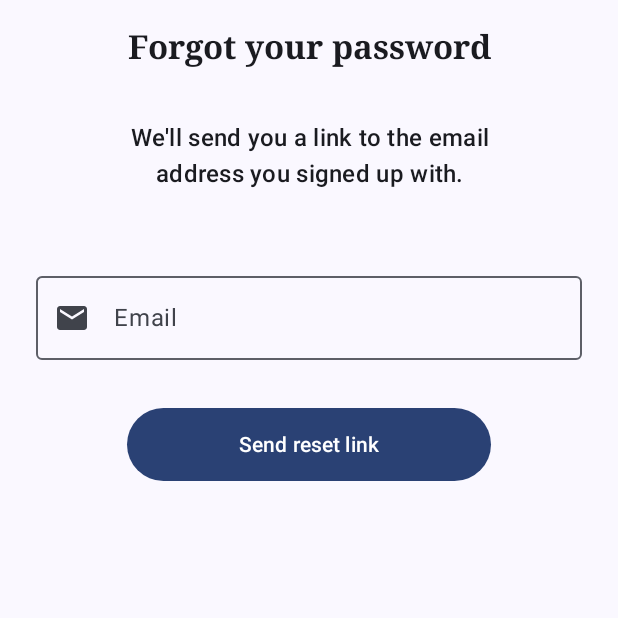
After one commit to Lovrek5353/CoinTrail, an Android app built with Jetpack Compose: the ForgotPasswordScreen screen opened through its navigation route, on a phone screen of 412 x 824 dp, the top half of it. The commit adds this screen. Run offline under Robolectric (Android 15) with nearby library versions, the phone set to English and light mode, and no system bars; our stand-ins replace Firebase (no records; nobody signed in at launch, a user with empty details on screens opened directly).

Commit message:
Added forgot password functionality

```diff
--- a/app/src/main/java/com/example/cointrail/navigation/Navigation.kt
+++ b/app/src/main/java/com/example/cointrail/navigation/Navigation.kt
@@ -11,6 +11,7 @@ import androidx.navigation.compose.rememberNavController
 import androidx.navigation.navArgument
 import com.example.cointrail.screens.CategoriesScreen
 import com.example.cointrail.screens.CategoryScreen
+import com.example.cointrail.screens.ForgotPasswordScreen
 import com.example.cointrail.screens.LoginScreen
 import com.example.cointrail.screens.MainScreen
 import com.example.cointrail.screens.SavingPocketEditorScreen
@@ -169,6 +170,15 @@ fun Navigation(startRoute: String) {
                 }
             )
         }
+        composable(route = Screen.ForgotPasswordScreen.route) {
+            ForgotPasswordScreen(
+                viewModel = koinViewModel<LoginViewModel>(),
+                onForgotPasswordClick = {
+                    navController.navigate(Screen.LoginScreen.route) {
+                        popUpTo(Screen.ForgotPasswordScreen.route) { inclusive = true }
+                    }}
+            )
+        }
 
     }
 }
--- a/app/src/main/java/com/example/cointrail/navigation/Screen.kt
+++ b/app/src/main/java/com/example/cointrail/navigation/Screen.kt
@@ -38,4 +38,5 @@ sealed class Screen (val route: String) {
             "saving_pocket_transaction_editor_screen/${URLEncoder.encode(savingPocketID, "UTF-8")}"
     }
     data object SignUpScreen: Screen("sign_up_screen")
+    data object ForgotPasswordScreen: Screen("forgot_password_screen")
 }
--- a/app/src/main/java/com/example/cointrail/repository/Repository.kt
+++ b/app/src/main/java/com/example/cointrail/repository/Repository.kt
@@ -40,6 +40,8 @@ interface Repository {
     suspend fun emailSignUp(email: String, password: String): Result<Unit>
     fun signOut()
 
+    suspend fun sendPasswordResetEmail(email: String): Result<Unit>
+
     fun getTabs(): SharedFlow<List<Tab>>
     fun getTab(tabId: String): SharedFlow<Tab>
     suspend fun addTab(tab: Tab)
--- /dev/null
+++ b/app/src/main/java/com/example/cointrail/screens/ForgotPasswordScreen.kt
@@ -0,0 +1,146 @@
+package com.example.cointrail.screens
+
+import android.annotation.SuppressLint
+import androidx.compose.foundation.layout.Arrangement
+import androidx.compose.foundation.layout.Spacer
+import androidx.compose.foundation.layout.aspectRatio
+import androidx.compose.foundation.layout.fillMaxSize
+import androidx.compose.foundation.layout.fillMaxWidth
+import androidx.compose.foundation.layout.height
+import androidx.compose.foundation.layout.padding
+import androidx.compose.foundation.lazy.LazyColumn
+import androidx.compose.foundation.text.KeyboardOptions
+import androidx.compose.material.icons.Icons
+import androidx.compose.material.icons.filled.Email
+import androidx.compose.material3.Button
+import androidx.compose.material3.CenterAlignedTopAppBar
+import androidx.compose.material3.ExperimentalMaterial3Api
+import androidx.compose.material3.Icon
+import androidx.compose.material3.MaterialTheme
+import androidx.compose.material3.OutlinedTextField
+import androidx.compose.material3.Scaffold
+import androidx.compose.material3.SnackbarHostState
+import androidx.compose.material3.Text
+import androidx.compose.runtime.Composable
+import androidx.compose.runtime.LaunchedEffect
+import androidx.compose.runtime.remember
+import androidx.compose.ui.Alignment
+import androidx.compose.ui.Modifier
+import androidx.compose.ui.res.dimensionResource
+import androidx.compose.ui.res.stringResource
+import androidx.compose.ui.text.input.KeyboardCapitalization
+import androidx.compose.ui.text.input.KeyboardType
+import androidx.compose.ui.text.style.TextAlign
+import androidx.compose.ui.tooling.preview.Preview
+import com.example.cointrail.R
+import com.example.cointrail.navigation.Screen
+import com.example.cointrail.repository.RepositoryImpl
+import com.example.cointrail.ui.theme.CoinTrailTheme
+import com.example.cointrail.viewModels.LoginViewModel
+import kotlinx.coroutines.flow.collectLatest
+
+@OptIn(ExperimentalMaterial3Api::class)
+@Composable
+fun ForgotPasswordScreen(
+    viewModel: LoginViewModel,
+    modifier: Modifier =Modifier,
+    onForgotPasswordClick: () -> Unit
+    ){
+    val snackbarHostState=remember{SnackbarHostState()}
+    LaunchedEffect(Unit) {
+        viewModel.eventFlow.collectLatest {
+            when (it) {
+                is LoginViewModel.UiEvent.ShowSnackbar -> {
+                    snackbarHostState.showSnackbar(it.message)
+                }
+                LoginViewModel.UiEvent.ForgotPasswordSuccess -> {
+                    onForgotPasswordClick()
+                }
+                LoginViewModel.UiEvent.SignUpSuccess -> {}
+            }
+        }
+    }
+
+    Scaffold(
+      topBar = {
+          CenterAlignedTopAppBar(
+              title = { Text(text = stringResource(R.string.forgotYourPassword)) }
+          )
+      }
+    ) {innerPadding ->
+        LazyColumn(
+            modifier = modifier
+                .fillMaxSize()
+                .padding(innerPadding)
+                .padding(horizontal = dimensionResource(R.dimen.padding24)),
+            verticalArrangement = Arrangement.Top, // Items start at the top
+            horizontalAlignment = Alignment.CenterHorizontally // Items are centered horizontally
+        ) {
+            item {
+                Text(
+                    text = "We'll send you a link to the email\naddress you signed up with.",
+                    modifier = Modifier
+                        .fillMaxWidth()
+                        .padding(dimensionResource(R.dimen.padding16)),
+                    style = MaterialTheme.typography.titleMedium,
+                    textAlign = TextAlign.Center
+                )
+            }
+            item {
+                Spacer(modifier=modifier.height(dimensionResource(R.dimen.padding24)))
+            }
+            item {
+                OutlinedTextField(
+                    value = viewModel.forgotEmail,
+                    onValueChange = viewModel::onForgotEmailChange,
+                    label = { Text("Email") },
+                    leadingIcon = {
+                        Icon(
+                            imageVector = Icons.Default.Email,
+                            contentDescription = "Email"
+                        )
+                    },
+                    keyboardOptions = KeyboardOptions(
+                        capitalization = KeyboardCapitalization.None,
+                        keyboardType = KeyboardType.Email
+                    ),
+                    modifier = Modifier
+                        .fillMaxWidth()
+                        .padding(vertical = dimensionResource(R.dimen.padding8)),
+                    singleLine = true
+                )
+            }
+            item {
+                Spacer(modifier=modifier.height(dimensionResource(R.dimen.padding24)))
+            }
+            item {
+                Button(
+                    onClick = {
+                        viewModel.sendPasswordResetEmail()
+                        onForgotPasswordClick
+                    },
+                    modifier = modifier
+                        .fillMaxWidth(2f / 3f)
+                        .aspectRatio(5f)
+                ) {
+                    Text(text = stringResource(id = R.string.sendLink))
+                }
+
+            }
+        }
+
+    }
+}
+
+@Preview
+@Composable
+fun ForgotPasswordScreenPreview(){
+    val viewModel=LoginViewModel(repository = RepositoryImpl())
+    CoinTrailTheme {
+        ForgotPasswordScreen(
+            viewModel = viewModel,
+            onForgotPasswordClick = {}
+        )
+
+    }
+}
--- a/app/src/main/java/com/example/cointrail/screens/LoginScreen.kt
+++ b/app/src/main/java/com/example/cointrail/screens/LoginScreen.kt
@@ -192,7 +192,7 @@ fun LoginScreen(
             )
             TextButton(
                 onClick = {
-                    //TODO: navigate to reset password
+                    navController.navigate(Screen.ForgotPasswordScreen.route)
                 },
 
             ) {
--- a/app/src/main/java/com/example/cointrail/screens/SignUpScreen.kt
+++ b/app/src/main/java/com/example/cointrail/screens/SignUpScreen.kt
@@ -41,6 +41,8 @@ fun SignUpScreen(
                 LoginViewModel.UiEvent.SignUpSuccess -> {
                     onSignUpSuccess()
                 }
+
+                LoginViewModel.UiEvent.ForgotPasswordSuccess -> {}
             }
         }
     }
--- a/app/src/main/res/values/strings.xml
+++ b/app/src/main/res/values/strings.xml
@@ -69,4 +69,6 @@
     <string name="savingPocketDescription">Saving pocket description</string>
     <string name="savingPocketName">Saving pocket name</string>
     <string name="savingPocketTransactionAmout">Deposit amount</string>
+    <string name="forgotYourPassword">Forgot your password</string>
+    <string name="sendLink">Send reset link</string>
 </resources>
```
Also changed, not shown: app/src/main/java/com/example/cointrail/repository/RepositoryImpl.kt (+12 -0 lines), app/src/main/java/com/example/cointrail/viewModels/LoginViewModel.kt (+35 -3 lines).
